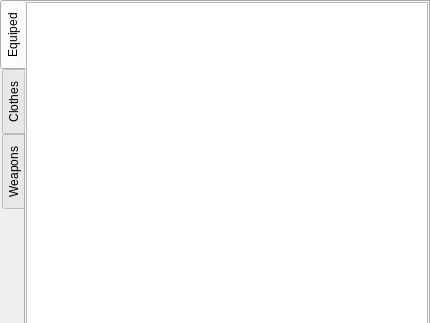
Before: the Qt Designer form source/badziaha/forms/inventory_form.ui in Mikalai/punk_project_a, drawn with Qt 5; both pictures show x 0 to 430 and y 0 to 323 of the 430 by 612 pixel window.
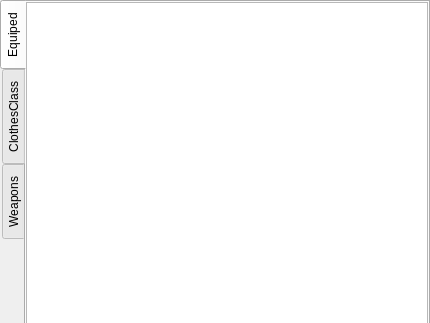
After: the same form once the commit is applied.

Commit message: item class separated from item instance

Diff of the .ui file:
```diff
--- a/source/badziaha/forms/inventory_form.ui
+++ b/source/badziaha/forms/inventory_form.ui
@@ -133,7 +133,7 @@
        </widget>
        <widget class="QWidget" name="m_clothes_tab">
         <attribute name="title">
-         <string>Clothes</string>
+         <string>ClothesClass</string>
         </attribute>
         <layout class="QVBoxLayout" name="verticalLayout_2">
          <property name="spacing">
```
The commit also changes 19 other files.
